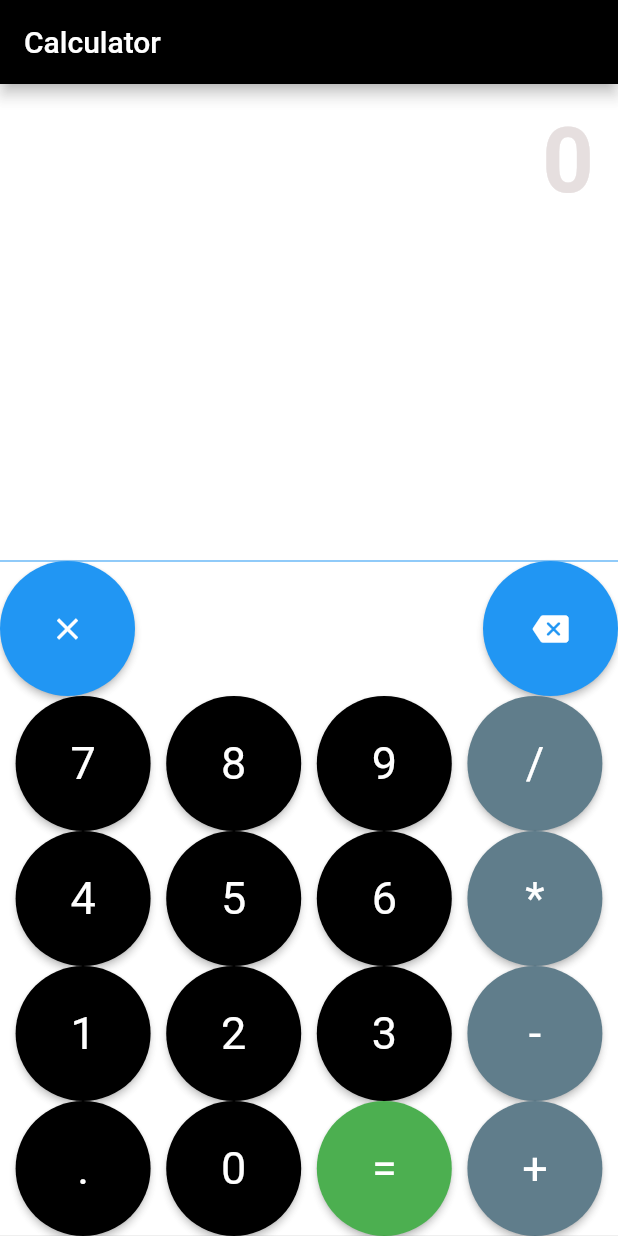
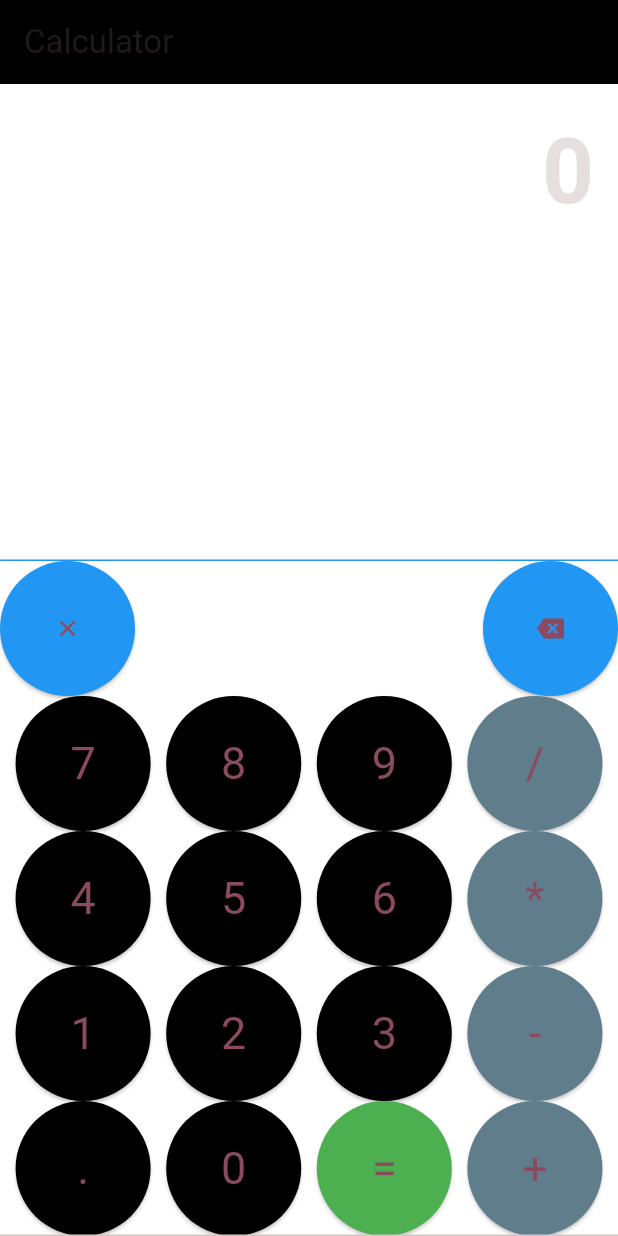
Before and after one commit to ChromaBeast/Flutter-Calculator-Dynamic, a Flutter app: the screen it shows after launch, on a phone screen of 412 x 824 dp. Run offline on Flutter 3.47's test engine with Material 2 defaults, Android fonts, the phone set to English and light mode, and no system bars.

Commit message:
now functional

```diff
--- a/lib/main.dart
+++ b/lib/main.dart
@@ -10,6 +10,10 @@ class CalculatorApp extends StatelessWidget {
     return MaterialApp(
       debugShowCheckedModeBanner: false,
       home: CalculatorScreen(),
+      theme: ThemeData(
+        useMaterial3: true,
+        colorSchemeSeed: Colors.transparent
+      ),
     );
   }
 }
```
